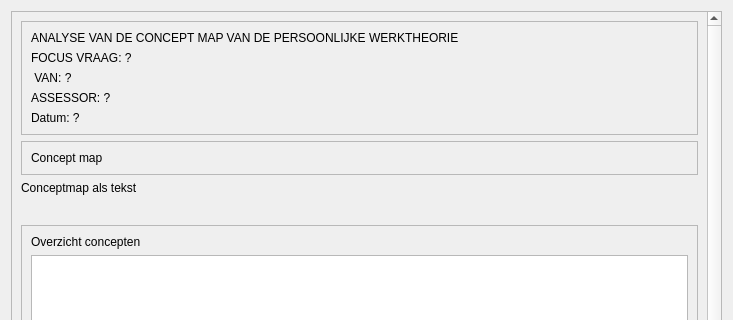
First picture: the form in Projects/ProjectBrainweaver/qtpvdbprintratingdialog.ui, repository richelbilderbeek/ProjectRichelBilderbeek, before the edit; both pictures show x 0 to 733 and y 0 to 320 of the 733 by 618 pixel window.
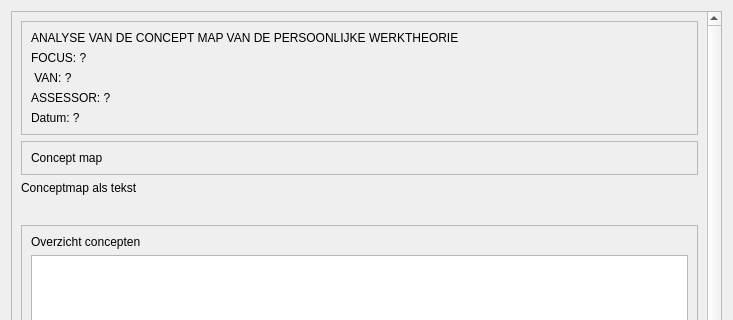
Second picture: the form after the edit. Icons and pictures are not drawn.

What changed in the file:
```diff
--- a/Projects/ProjectBrainweaver/qtpvdbprintratingdialog.ui
+++ b/Projects/ProjectBrainweaver/qtpvdbprintratingdialog.ui
@@ -64,7 +64,7 @@
           <item>
            <widget class="QLabel" name="label_focal_question">
             <property name="text">
-             <string>FOCUS VRAAG: ?</string>
+             <string>FOCUS: ?</string>
             </property>
             <property name="wordWrap">
              <bool>true</bool>
```
